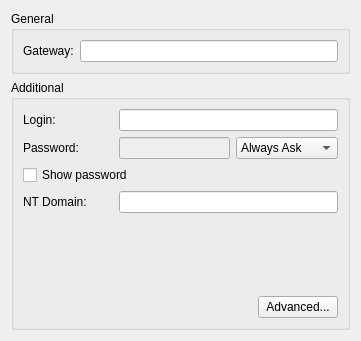
This is vpn/pptp/pptpprop.ui in KDE/plasma-nm as Qt 5 draws it before an edit. The edited form follows.
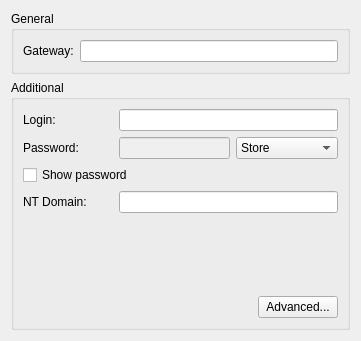
This is the edited form. Custom widgets are drawn as their Qt base class.

Commit message: Be consistent when using a combobox to select between Store, AlwaysAsk and NotRequired store modes for secrets.

```diff
--- a/vpn/pptp/pptpprop.ui
+++ b/vpn/pptp/pptpprop.ui
@@ -121,7 +121,7 @@
            <widget class="KComboBox" name="cmbPasswordStorage">
             <item>
              <property name="text">
-              <string>Always Ask</string>
+              <string>Store</string>
              </property>
             </item>
             <item>
```
Left out of the diff: 2 changed lines with no effect on the pictures. The commit also changes 12 other files.
